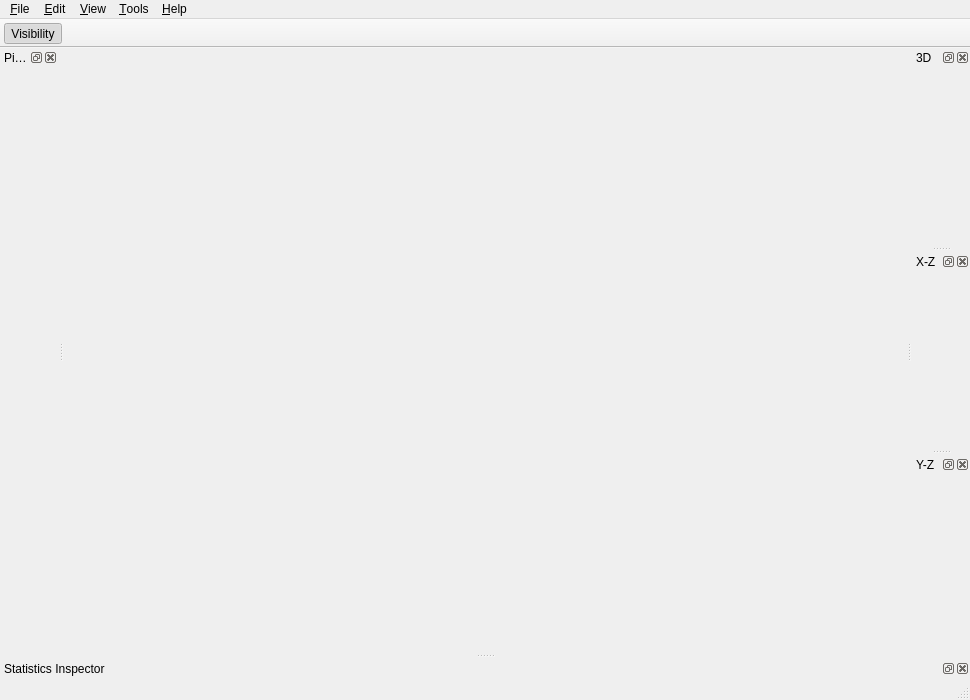
Qt form frontend/src/espinaMainWindow.ui (FelixdelasPozas/EspINA) before a commit.
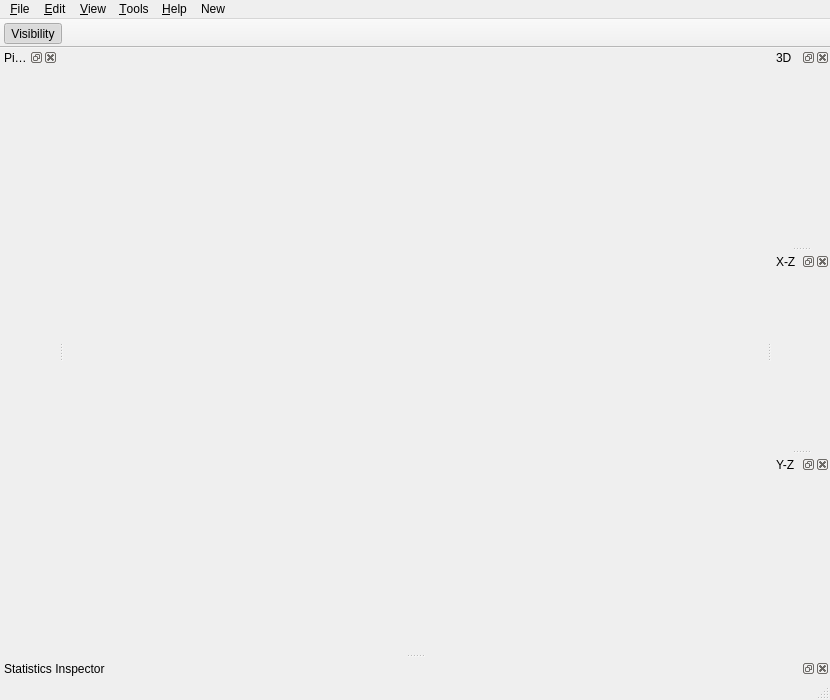
The same form after that commit. Icons and pictures are not drawn. Custom widgets are drawn as their Qt base class.

Commit message:
Unit Explorer widget and Distance class
A new DistUnit attribute has been added to the EspinaMainWindow
to define the visualization unit.
Every stack/segmentation will be meassured in a given unity.
A new widget to show/modify the stacks/segmentations' meassures of
distance has been started in the UnitExploer class

Patch:
```diff
--- a/frontend/src/espinaMainWindow.ui
+++ b/frontend/src/espinaMainWindow.ui
@@ -6,7 +6,7 @@
    <rect>
     <x>0</x>
     <y>0</y>
-    <width>970</width>
+    <width>830</width>
     <height>700</height>
    </rect>
   </property>
@@ -45,7 +45,7 @@
     <rect>
      <x>0</x>
      <y>0</y>
-     <width>970</width>
+     <width>830</width>
      <height>22</height>
     </rect>
    </property>
@@ -80,11 +80,18 @@
      <string>&amp;File</string>
     </property>
    </widget>
+   <widget class="QMenu" name="menuNew">
+    <property name="title">
+     <string>New</string>
+    </property>
+    <addaction name="actionUnits"/>
+   </widget>
    <addaction name="menu_File"/>
    <addaction name="menu_Edit"/>
    <addaction name="menu_View"/>
    <addaction name="menuTools"/>
    <addaction name="menu_Help"/>
+   <addaction name="menuNew"/>
   </widget>
   <widget class="QDockWidget" name="pipelineBrowserDock">
    <property name="allowedAreas">
```
The commit also changes 8 other files.
